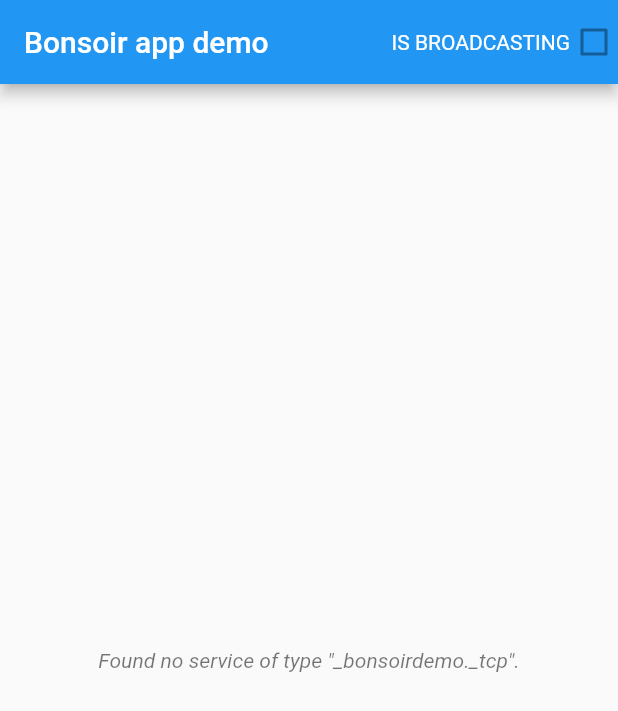
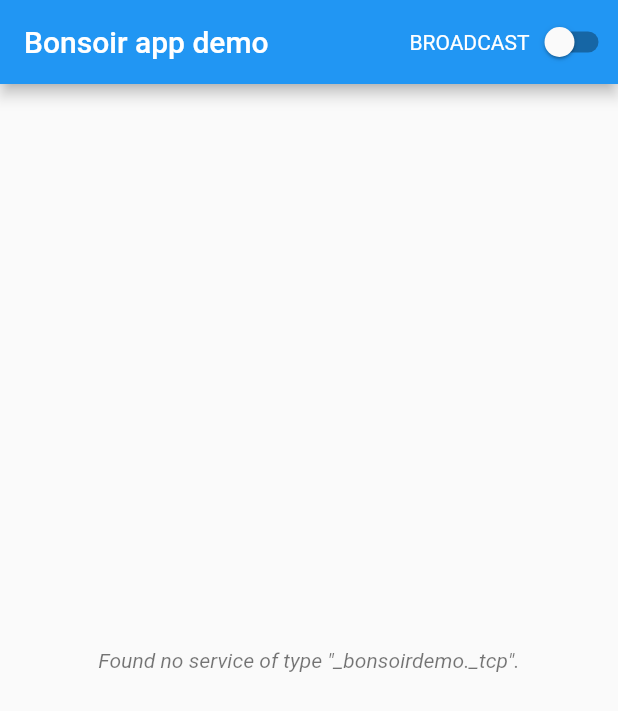
Before and after one commit to Skyost/Bonsoir, a Flutter app: the screen it shows after launch, on a phone screen of 412 x 824 dp. Shown: the top 711 px of the screen. Run offline on Flutter 3.47's test engine with Material 2 defaults, Android fonts, the phone set to English and light mode, and no system bars; our stand-ins replace device_info.

```diff
--- a/example/lib/main.dart
+++ b/example/lib/main.dart
@@ -6,8 +6,10 @@ import 'package:bonsoir_example/widgets/title_widget.dart';
 import 'package:flutter/material.dart';
 import 'package:provider/provider.dart';
 
+/// Plugin's main method.
 void main() => runApp(BonsoirExampleMainWidget());
 
+/// The main widget.
 class BonsoirExampleMainWidget extends StatelessWidget {
   @override
   Widget build(BuildContext context) => MultiProvider(
@@ -19,7 +21,7 @@ class BonsoirExampleMainWidget extends StatelessWidget {
           home: Scaffold(
             appBar: AppBar(
               title: TitleWidget(),
-              actions: [BroadcastCheckbox()],
+              actions: [BroadcastSwitch()],
               centerTitle: false,
             ),
             body: ServiceList(),
--- a/example/lib/models/app_service.dart
+++ b/example/lib/models/app_service.dart
@@ -3,12 +3,18 @@ import 'dart:io';
 import 'package:bonsoir/bonsoir.dart';
 import 'package:device_info/device_info.dart';
 
+/// Allows to get the Bonsoir service corresponding to the current device.
 class AppService {
+  /// The service type.
   static const String type = '_bonsoirdemo._tcp';
+
+  /// The service port (in this example we're not doing anything on that port but you should).
   static const int port = 4000;
 
+  /// The cached service.
   static BonsoirService _service;
 
+  /// Returns (and create if needed) the app Bonsoir service.
   static Future<BonsoirService> getService() async {
     if (_service != null) {
       return _service;
--- a/example/lib/widgets/broadcast_checkbox.dart
+++ b/example/lib/widgets/broadcast_checkbox.dart
@@ -2,29 +2,34 @@ import 'package:bonsoir_example/models/broadcast.dart';
 import 'package:flutter/material.dart';
 import 'package:provider/provider.dart';
 
-class BroadcastCheckbox extends StatelessWidget {
+/// Allows to switch the app broadcast state.
+class BroadcastSwitch extends StatelessWidget {
   @override
   Widget build(BuildContext context) {
     BonsoirBroadcastModel model = context.watch<BonsoirBroadcastModel>();
     return InkWell(
-      onTap: () {
-        if (model.isBroadcasting) {
-          model.stop();
-        } else {
-          model.start();
-        }
-      },
+      onTap: () => _onTap(model),
       child: Row(
         mainAxisSize: MainAxisSize.min,
         children: [
-          Text('Is broadcasting'.toUpperCase()),
-          Checkbox(
+          Text('Broadcast'.toUpperCase()),
+          Switch(
             value: model.isBroadcasting,
-            onChanged: null,
-            visualDensity: VisualDensity(horizontal: VisualDensity.minimumDensity),
+            onChanged: (value) => _onTap(model),
+            activeColor: Colors.white,
+            activeTrackColor: Colors.white54,
           ),
         ],
       ),
     );
   }
+
+  /// Triggered when the widget has been tapped on.
+  void _onTap(BonsoirBroadcastModel model) {
+    if (model.isBroadcasting) {
+      model.stop();
+    } else {
+      model.start();
+    }
+  }
 }
--- a/example/lib/widgets/service_list.dart
+++ b/example/lib/widgets/service_list.dart
@@ -4,18 +4,22 @@ import 'package:bonsoir_example/models/discovery.dart';
 import 'package:flutter/material.dart';
 import 'package:provider/provider.dart';
 
+/// Allows to display all discovered services.
 class ServiceList extends StatelessWidget {
   @override
   Widget build(BuildContext context) {
     BonsoirDiscoveryModel model = context.watch<BonsoirDiscoveryModel>();
     List<DiscoveredBonsoirService> discoveredServices = model.discoveredServices;
     if (discoveredServices.isEmpty) {
-      return Center(
-        child: Text(
-          'Found no service of type "${AppService.type}".',
-          style: TextStyle(
-            color: Colors.black54,
-            fontStyle: FontStyle.italic,
+      return Padding(
+        padding: const EdgeInsets.all(20),
+        child: Center(
+          child: Text(
+            'Found no service of type "${AppService.type}".',
+            style: TextStyle(
+              color: Colors.black54,
+              fontStyle: FontStyle.italic,
+            ),
           ),
         ),
       );
@@ -28,9 +32,12 @@ class ServiceList extends StatelessWidget {
   }
 }
 
+/// Allows to display a discovered service.
 class _ServiceWidget extends StatelessWidget {
+  /// The discovered service.
   final DiscoveredBonsoirService service;
 
+  /// Creates a new service widget.
   const _ServiceWidget({
     @required this.service,
   });
@@ -38,6 +45,6 @@ class _ServiceWidget extends StatelessWidget {
   @override
   Widget build(BuildContext context) => ListTile(
         title: Text(service.name),
-        subtitle: Text('Type : ${service.type}, ip: ${service.ip}, port : ${service.port}'),
+        subtitle: Text('Type : ${service.type}, ip : ${service.ip}, port : ${service.port}'),
       );
 }
--- a/example/lib/widgets/title_widget.dart
+++ b/example/lib/widgets/title_widget.dart
@@ -2,11 +2,11 @@ import 'package:bonsoir_example/models/discovery.dart';
 import 'package:flutter/material.dart';
 import 'package:provider/provider.dart';
 
+/// Allows to display the app title based on how many services have been discovered.
 class TitleWidget extends StatelessWidget {
   @override
   Widget build(BuildContext context) {
     int count = context.watch<BonsoirDiscoveryModel>().discoveredServices.length;
     return Text(count == 0 ? 'Bonsoir app demo' : 'Found $count service(s)');
   }
-
 }
--- a/lib/src/broadcast/broadcast.dart
+++ b/lib/src/broadcast/broadcast.dart
@@ -23,7 +23,10 @@ class BonsoirBroadcast extends BonsoirClass<BonsoirBroadcastEvent> {
   BonsoirBroadcastEvent transformPlatformEvent(dynamic event) {
     Map<dynamic, dynamic> data = Map<String, dynamic>.from(event);
     String id = data['id'];
-    return BonsoirBroadcastEvent(type: BonsoirBroadcastEventType.values.firstWhere((type) => type.name.toLowerCase() == id, orElse: () => BonsoirBroadcastEventType.UNKNOWN));
+    return BonsoirBroadcastEvent(
+        type: BonsoirBroadcastEventType.values.firstWhere(
+            (type) => type.name.toLowerCase() == id,
+            orElse: () => BonsoirBroadcastEventType.UNKNOWN));
   }
 
   @override
--- a/lib/src/service.dart
+++ b/lib/src/service.dart
@@ -66,7 +66,8 @@ class BonsoirService {
     if (other is! BonsoirService) {
       return false;
     }
-    return identical(this, other) || (this.name == name && this.type == type && this.port == port);
+    return identical(this, other) ||
+        (this.name == name && this.type == type && this.port == port);
   }
 
   @override
```
Also changed, not shown: example/lib/models/broadcast.dart (+7 -0 lines), example/lib/models/discovery.dart (+10 -0 lines), lib/src/bonsoir_class.dart (+8 -3 lines), lib/src/discovery/discovery.dart (+5 -2 lines), example/pubspec.lock, lib/bonsoir.dart (line endings or trailing spaces), pubspec.lock, 5 other files.
